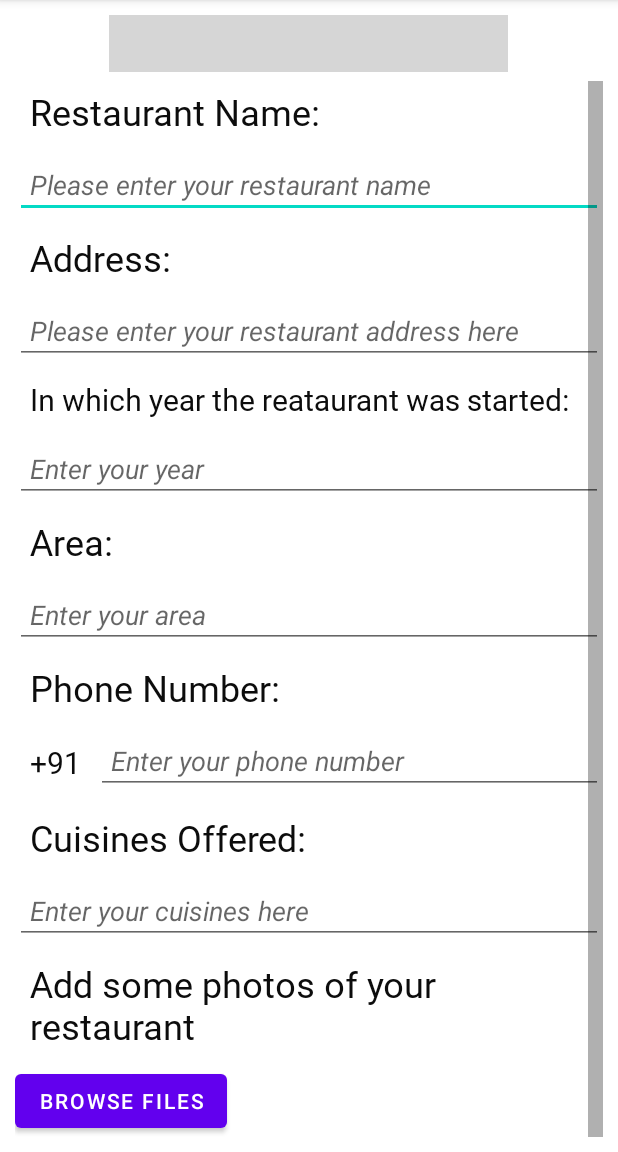
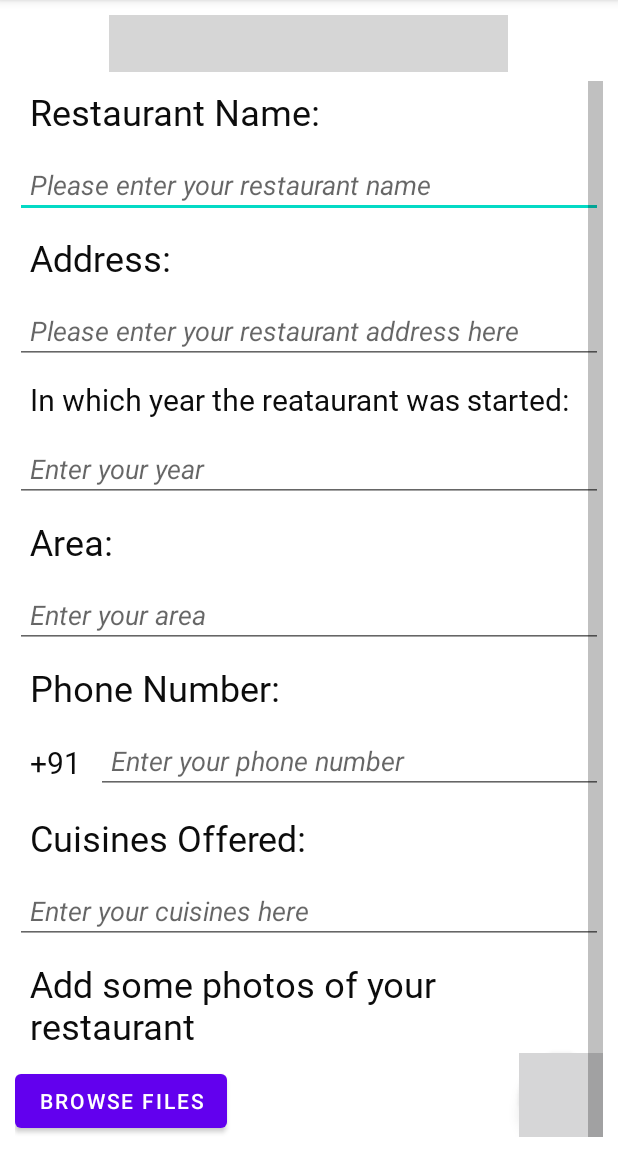
Before and after one commit to venkatesh1226/FancyFood, an Android app: the screen it shows after launch (MainActivity), scrolled down 58 dp, on a phone screen of 412 x 824 dp, the part 84-1236 px from its top. Run offline under Robolectric (Android 15) with nearby library versions, the phone set to English and light mode, and no system bars; grey boxes are pictures that could not be loaded.

Commit message:
updated files

```diff
--- a/FancyFood/app/src/main/res/layout/activity_main.xml
+++ b/FancyFood/app/src/main/res/layout/activity_main.xml
@@ -5,11 +5,10 @@
     android:id="@+id/scroll_view"
     android:layout_width="match_parent"
     android:layout_height="match_parent"
-    android:fadeScrollbars="false"
+    android:fadeScrollbars="true"
     android:padding="10dp"
     android:scrollIndicators="right"
     android:scrollbarSize="10dp"
-    android:visibility="visible"
     tools:context=".MainActivity">
 
     <RelativeLayout
@@ -17,14 +16,15 @@
         android:layout_width="match_parent"
         android:layout_height="match_parent">
 
+
         <TextView
             android:id="@+id/id_r_info1"
             android:layout_width="wrap_content"
             android:layout_height="wrap_content"
+            android:layout_centerHorizontal="true"
             android:background="@drawable/gradient_amber"
             android:fontFamily="@font/lemonada_bold"
             android:padding="20dp"
-            android:layout_centerHorizontal="true"
             android:text="RESTAURANT  INFO"
             android:textColor="#020202"
             android:textSize="25sp"
@@ -194,6 +194,16 @@
             android:layout_below="@+id/btn_add_photos"
             android:orientation="vertical" />
 
+        <com.google.android.material.floatingactionbutton.FloatingActionButton
+            android:id="@+id/floatingActionButton"
+            android:layout_width="wrap_content"
+            android:layout_height="wrap_content"
+            android:layout_alignParentRight="true"
+            android:layout_alignParentBottom="true"
+            android:clickable="true"
+            android:foreground="@drawable/ic_next"
+            android:onClick="nextButton" />
+
     </RelativeLayout>
 
 </ScrollView>
```
